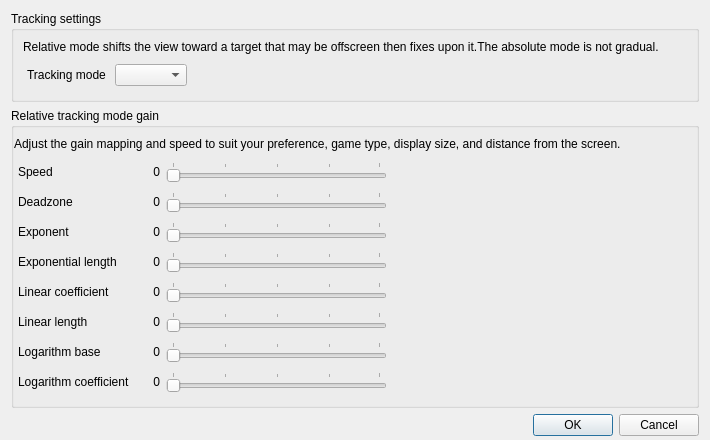
Above: tracker-tobii-eyex/tobii-eyex-dialog.ui from opentrack/opentrack before the change. Below: the same form after it.
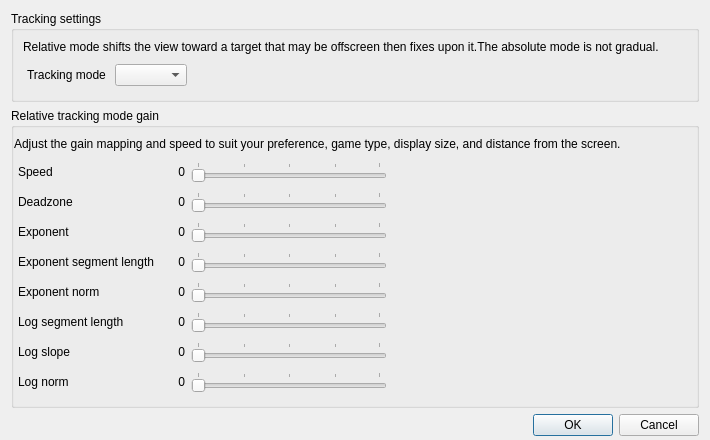
That is the form after the change. Icons and pictures are not drawn. Custom widgets are drawn as their Qt base class.

Commit message: tracker/tobii: flush changes, gain is broken

```diff
--- a/tracker-tobii-eyex/tobii-eyex-dialog.ui
+++ b/tracker-tobii-eyex/tobii-eyex-dialog.ui
@@ -179,35 +179,6 @@
             <property name="verticalSpacing">
              <number>3</number>
             </property>
-            <item row="0" column="0">
-             <widget class="QLabel" name="label_11">
-              <property name="sizePolicy">
-               <sizepolicy hsizetype="Maximum" vsizetype="Preferred">
-                <horstretch>0</horstretch>
-                <verstretch>0</verstretch>
-               </sizepolicy>
-              </property>
-              <property name="text">
-               <string>Speed</string>
-              </property>
-             </widget>
-            </item>
-            <item row="0" column="1">
-             <widget class="QLabel" name="speed_label">
-              <property name="minimumSize">
-               <size>
-                <width>24</width>
-                <height>0</height>
-               </size>
-              </property>
-              <property name="text">
-               <string>0</string>
-              </property>
-              <property name="alignment">
-               <set>Qt::AlignRight|Qt::AlignTrailing|Qt::AlignVCenter</set>
-              </property>
-             </widget>
-            </item>
             <item row="1" column="0">
              <widget class="QLabel" name="label_4">
               <property name="sizePolicy">
@@ -221,8 +192,24 @@
               </property>
              </widget>
             </item>
-            <item row="1" column="1">
-             <widget class="QLabel" name="deadzone_label">
+            <item row="0" column="1">
+             <widget class="QLabel" name="speed_label">
+              <property name="minimumSize">
+               <size>
+                <width>24</width>
+                <height>0</height>
+               </size>
+              </property>
+              <property name="text">
+               <string>0</string>
+              </property>
+              <property name="alignment">
+               <set>Qt::AlignRight|Qt::AlignTrailing|Qt::AlignVCenter</set>
+              </property>
+             </widget>
+            </item>
+            <item row="2" column="1">
+             <widget class="QLabel" name="exponent_label">
               <property name="minimumSize">
                <size>
                 <width>24</width>
@@ -256,6 +243,67 @@
               </property>
              </widget>
             </item>
+            <item row="2" column="2">
+             <widget class="QSlider" name="exponent">
+              <property name="sizePolicy">
+               <sizepolicy hsizetype="Expanding" vsizetype="Maximum">
+                <horstretch>0</horstretch>
+                <verstretch>0</verstretch>
+               </sizepolicy>
+              </property>
+              <property name="orientation">
+               <enum>Qt::Horizontal</enum>
+              </property>
+              <property name="tickPosition">
+               <enum>QSlider::TicksAbove</enum>
+              </property>
+              <property name="tickInterval">
+               <number>25</number>
+              </property>
+             </widget>
+            </item>
+            <item row="1" column="1">
+             <widget class="QLabel" name="deadzone_label">
+              <property name="minimumSize">
+               <size>
+                <width>24</width>
+                <height>0</height>
+               </size>
+              </property>
+              <property name="text">
+               <string>0</string>
+              </property>
+              <property name="alignment">
+               <set>Qt::AlignRight|Qt::AlignTrailing|Qt::AlignVCenter</set>
+              </property>
+             </widget>
+            </item>
+            <item row="0" column="0">
+             <widget class="QLabel" name="label_11">
+              <property name="sizePolicy">
+               <sizepolicy hsizetype="Maximum" vsizetype="Preferred">
+                <horstretch>0</horstretch>
+                <verstretch>0</verstretch>
+               </sizepolicy>
+              </property>
+              <property name="text">
+               <string>Speed</string>
+              </property>
+             </widget>
+            </item>
+            <item row="5" column="0">
+             <widget class="QLabel" name="label_8">
+              <property name="sizePolicy">
+               <sizepolicy hsizetype="Maximum" vsizetype="Preferred">
+                <horstretch>0</horstretch>
+                <verstretch>0</verstretch>
+               </sizepolicy>
+              </property>
+              <property name="text">
+               <string>Log segment length</string>
+              </property>
+             </widget>
+            </item>
             <item row="2" column="0">
              <widget class="QLabel" name="label_10">
               <property name="sizePolicy">
@@ -269,54 +317,6 @@
               </property>
              </widget>
             </item>
-            <item row="2" column="1">
-             <widget class="QLabel" name="exponent_label">
-              <property name="minimumSize">
-               <size>
-                <width>24</width>
-                <height>0</height>
-               </size>
-              </property>
-              <property name="text">
-               <string>0</string>
-              </property>
-              <property name="alignment">
-               <set>Qt::AlignRight|Qt::AlignTrailing|Qt::AlignVCenter</set>
-              </property>
-             </widget>
-            </item>
-            <item row="2" column="2">
-             <widget class="QSlider" name="exponent">
-              <property name="sizePolicy">
-               <sizepolicy hsizetype="Expanding" vsizetype="Maximum">
-                <horstretch>0</horstretch>
-                <verstretch>0</verstretch>
-               </sizepolicy>
-              </property>
-              <property name="orientation">
-               <enum>Qt::Horizontal</enum>
-              </property>
-              <property name="tickPosition">
-               <enum>QSlider::TicksAbove</enum>
-              </property>
-              <property name="tickInterval">
-               <number>25</number>
-              </property>
-             </widget>
-            </item>
-            <item row="3" column="0">
-             <widget class="QLabel" name="label_5">
-              <property name="sizePolicy">
-               <sizepolicy hsizetype="Maximum" vsizetype="Preferred">
-                <horstretch>0</horstretch>
-                <verstretch>0</verstretch>
-               </sizepolicy>
-              </property>
-              <property name="text">
-               <string>Exponential length</string>
-              </property>
-             </widget>
-            </item>
             <item row="3" column="1">
              <widget class="QLabel" name="exponent_len_label">
               <property name="minimumSize">
@@ -333,104 +333,21 @@
               </property>
              </widget>
             </item>
-            <item row="3" column="2">
-             <widget class="QSlider" name="exponent_len">
+            <item row="3" column="0">
+             <widget class="QLabel" name="label_5">
               <property name="sizePolicy">
-               <sizepolicy hsizetype="Expanding" vsizetype="Maximum">
-                <horstretch>0</horstretch>
-                <verstretch>0</verstretch>
-               </sizepolicy>
-              </property>
-              <property name="orientation">
-               <enum>Qt::Horizontal</enum>
-              </property>
-              <property name="tickPosition">
-               <enum>QSlider::TicksAbove</enum>
-              </property>
-              <property name="tickInterval">
-               <number>25</number>
-              </property>
-             </widget>
-            </item>
-            <item row="4" column="0">
-             <widget class="QLabel" name="label_7">
-              <property name="sizePolicy">
                <sizepolicy hsizetype="Maximum" vsizetype="Preferred">
                 <horstretch>0</horstretch>
                 <verstretch>0</verstretch>
                </sizepolicy>
               </property>
               <property name="text">
-               <string>Linear coefficient</string>
-              </property>
-             </widget>
-            </item>
-            <item row="4" column="1">
-             <widget class="QLabel" name="linear_c_label">
-              <property name="minimumSize">
-               <size>
-                <width>24</width>
-                <height>0</height>
-               </size>
-              </property>
-              <property name="text">
-               <string>0</string>
-              </property>
-              <property name="alignment">
-               <set>Qt::AlignRight|Qt::AlignTrailing|Qt::AlignVCenter</set>
-              </property>
-             </widget>
-            </item>
-            <item row="4" column="2">
-             <widget class="QSlider" name="linear_c">
-              <property name="sizePolicy">
-               <sizepolicy hsizetype="Expanding" vsizetype="Maximum">
-                <horstretch>0</horstretch>
-                <verstretch>0</verstretch>
-               </sizepolicy>
-              </property>
-              <property name="orientation">
-               <enum>Qt::Horizontal</enum>
-              </property>
-              <property name="tickPosition">
-               <enum>QSlider::TicksAbove</enum>
-              </property>
-              <property name="tickInterval">
-               <number>25</number>
-              </property>
-             </widget>
-            </item>
-            <item row="5" column="0">
-             <widget class="QLabel" name="label_6">
-              <property name="sizePolicy">
-               <sizepolicy hsizetype="Maximum" vsizetype="Preferred">
-                <horstretch>0</horstretch>
-                <verstretch>0</verstretch>
-               </sizepolicy>
-              </property>
-              <property name="text">
-               <string>Linear length</string>
-              </property>
-             </widget>
-            </item>
-            <item row="5" column="1">
-             <widget class="QLabel" name="linear_len_label">
-              <property name="minimumSize">
-               <size>
-                <width>24</width>
-                <height>0</height>
-               </size>
-              </property>
-              <property name="text">
-               <string>0</string>
-              </property>
-              <property name="alignment">
-               <set>Qt::AlignRight|Qt::AlignTrailing|Qt::AlignVCenter</set>
+               <string>Exponent segment length</string>
               </property>
              </widget>
             </item>
             <item row="5" column="2">
-             <widget class="QSlider" name="linear_len">
+             <widget class="QSlider" name="log_len">
               <property name="sizePolicy">
                <sizepolicy hsizetype="Expanding" vsizetype="Maximum">
                 <horstretch>0</horstretch>
@@ -449,7 +366,7 @@
              </widget>
             </item>
             <item row="6" column="0">
-             <widget class="QLabel" name="label_8">
+             <widget class="QLabel" name="label_9">
               <property name="sizePolicy">
                <sizepolicy hsizetype="Maximum" vsizetype="Preferred">
                 <horstretch>0</horstretch>
@@ -457,7 +374,7 @@
                </sizepolicy>
               </property>
               <property name="text">
-               <string>Logarithm base</string>
+               <string>Log slope</string>
               </property>
              </widget>
             </item>
@@ -496,54 +413,6 @@
               </property>
              </widget>
             </item>
-            <item row="7" column="0">
-             <widget class="QLabel" name="label_9">
-              <property name="sizePolicy">
-               <sizepolicy hsizetype="Maximum" vsizetype="Preferred">
-                <horstretch>0</horstretch>
-                <verstretch>0</verstretch>
-               </sizepolicy>
-              </property>
-              <property name="text">
-               <string>Logarithm coefficient</string>
-              </property>
-             </widget>
-            </item>
-            <item row="7" column="1">
-             <widget class="QLabel" name="log_c_label">
-              <property name="minimumSize">
-               <size>
-                <width>24</width>
-                <height>0</height>
-               </size>
-              </property>
-              <property name="text">
-               <string>0</string>
-              </property>
-              <property name="alignment">
-               <set>Qt::AlignRight|Qt::AlignTrailing|Qt::AlignVCenter</set>
-              </property>
-             </widget>
-            </item>
-            <item row="7" column="2">
-             <widget class="QSlider" name="log_c">
-              <property name="sizePolicy">
-               <sizepolicy hsizetype="Expanding" vsizetype="Maximum">
-                <horstretch>0</horstretch>
-                <verstretch>0</verstretch>
-               </sizepolicy>
-              </property>
-              <property name="orientation">
-               <enum>Qt::Horizontal</enum>
-              </property>
-              <property name="tickPosition">
-               <enum>QSlider::TicksAbove</enum>
-              </property>
-              <property name="tickInterval">
-               <number>25</number>
-              </property>
-             </widget>
-            </item>
             <item row="0" column="2">
              <widget class="QSlider" name="speed">
               <property name="sizePolicy">
@@ -563,6 +432,137 @@
               </property>
              </widget>
             </item>
+            <item row="5" column="1">
+             <widget class="QLabel" name="log_len_label">
+              <property name="minimumSize">
+               <size>
+                <width>24</width>
+                <height>0</height>
+               </size>
+              </property>
+              <property name="text">
+               <string>0</string>
+              </property>
+              <property name="alignment">
+               <set>Qt::AlignRight|Qt::AlignTrailing|Qt::AlignVCenter</set>
+              </property>
+             </widget>
+            </item>
+            <item row="4" column="0">
+             <widget class="QLabel" name="label_6">
+              <property name="sizePolicy">
+               <sizepolicy hsizetype="Maximum" vsizetype="Preferred">
+                <horstretch>0</horstretch>
+                <verstretch>0</verstretch>
+               </sizepolicy>
+              </property>
+              <property name="text">
+               <string>Exponent norm</string>
+              </property>
+             </widget>
+            </item>
+            <item row="4" column="2">
+             <widget class="QSlider" name="exponent_norm">
+              <property name="sizePolicy">
+               <sizepolicy hsizetype="Expanding" vsizetype="Maximum">
+                <horstretch>0</horstretch>
+                <verstretch>0</verstretch>
+               </sizepolicy>
+              </property>
+              <property name="orientation">
+               <enum>Qt::Horizontal</enum>
+              </property>
+              <property name="tickPosition">
+               <enum>QSlider::TicksAbove</enum>
+              </property>
+              <property name="tickInterval">
+               <number>25</number>
+              </property>
+             </widget>
+            </item>
+            <item row="3" column="2">
+             <widget class="QSlider" name="exponent_len">
+              <property name="sizePolicy">
+               <sizepolicy hsizetype="Expanding" vsizetype="Maximum">
+                <horstretch>0</horstretch>
+                <verstretch>0</verstretch>
+               </sizepolicy>
+              </property>
+              <property name="orientation">
+               <enum>Qt::Horizontal</enum>
+              </property>
+              <property name="tickPosition">
+               <enum>QSlider::TicksAbove</enum>
+              </property>
+              <property name="tickInterval">
+               <number>25</number>
+              </property>
+             </widget>
+            </item>
+            <item row="4" column="1">
+             <widget class="QLabel" name="exponent_norm_label">
+              <property name="minimumSize">
+               <size>
+                <width>24</width>
+                <height>0</height>
+               </size>
+              </property>
+              <property name="text">
+               <string>0</string>
+              </property>
+              <property name="alignment">
+               <set>Qt::AlignRight|Qt::AlignTrailing|Qt::AlignVCenter</set>
+              </property>
+             </widget>
+            </item>
+            <item row="7" column="1">
+             <widget class="QLabel" name="log_norm_label">
+              <property name="minimumSize">
+               <size>
+                <width>24</width>
+                <height>0</height>
+               </size>
+              </property>
+              <property name="text">
+               <string>0</string>
+              </property>
+              <property name="alignment">
+               <set>Qt::AlignRight|Qt::AlignTrailing|Qt::AlignVCenter</set>
+              </property>
+             </widget>
+            </item>
+            <item row="7" column="2">
+             <widget class="QSlider" name="log_norm">
+              <property name="sizePolicy">
+               <sizepolicy hsizetype="Expanding" vsizetype="Maximum">
+                <horstretch>0</horstretch>
+                <verstretch>0</verstretch>
+               </sizepolicy>
+              </property>
+              <property name="orientation">
+               <enum>Qt::Horizontal</enum>
+              </property>
+              <property name="tickPosition">
+               <enum>QSlider::TicksAbove</enum>
+              </property>
+              <property name="tickInterval">
+               <number>25</number>
+              </property>
+             </widget>
+            </item>
+            <item row="7" column="0">
+             <widget class="QLabel" name="label_12">
+              <property name="sizePolicy">
+               <sizepolicy hsizetype="Maximum" vsizetype="Preferred">
+                <horstretch>0</horstretch>
+                <verstretch>0</verstretch>
+               </sizepolicy>
+              </property>
+              <property name="text">
+               <string>Log norm</string>
+              </property>
+             </widget>
+            </item>
            </layout>
           </widget>
          </item>
```
The commit also changes 4 other files.
